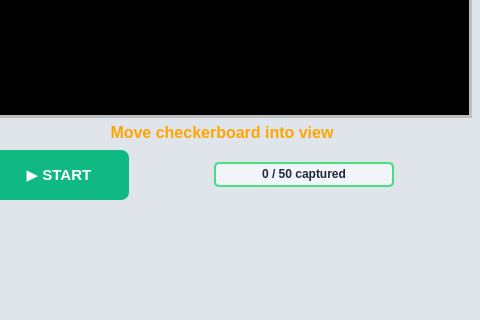
The window that src/gui/ui/dataset_capture_widget.ui (SupernovaIndustries/unlook-standalone) describes before a commit, drawn with Qt 5; both pictures show x 544 to 1024 and y 280 to 600 of the 1024 by 600 pixel window.
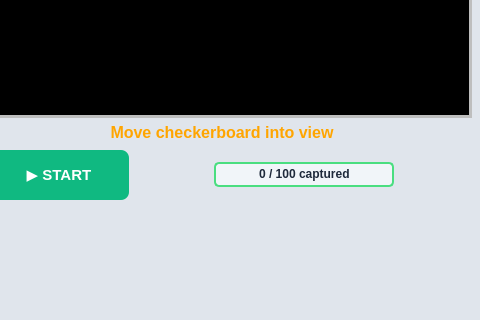
The same window after the commit.

Patch:
```diff
--- a/src/gui/ui/dataset_capture_widget.ui
+++ b/src/gui/ui/dataset_capture_widget.ui
@@ -262,7 +262,7 @@
         </size>
        </property>
        <property name="maximum">
-        <number>50</number>
+        <number>100</number>
        </property>
        <property name="value">
         <number>0</number>
```
